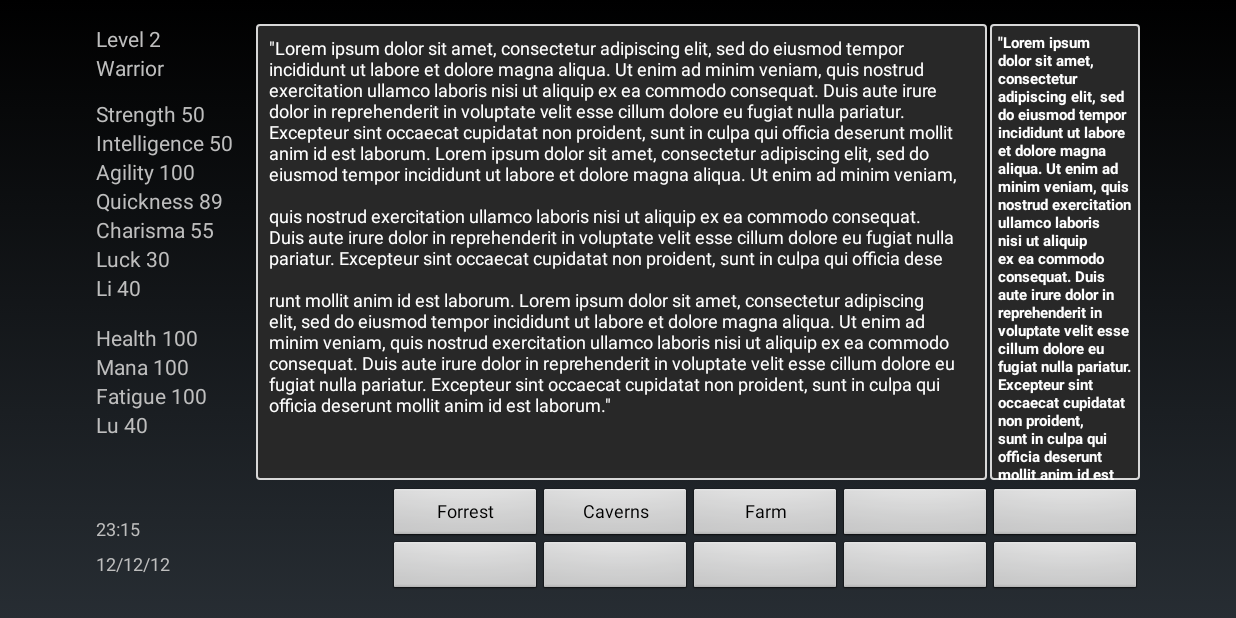
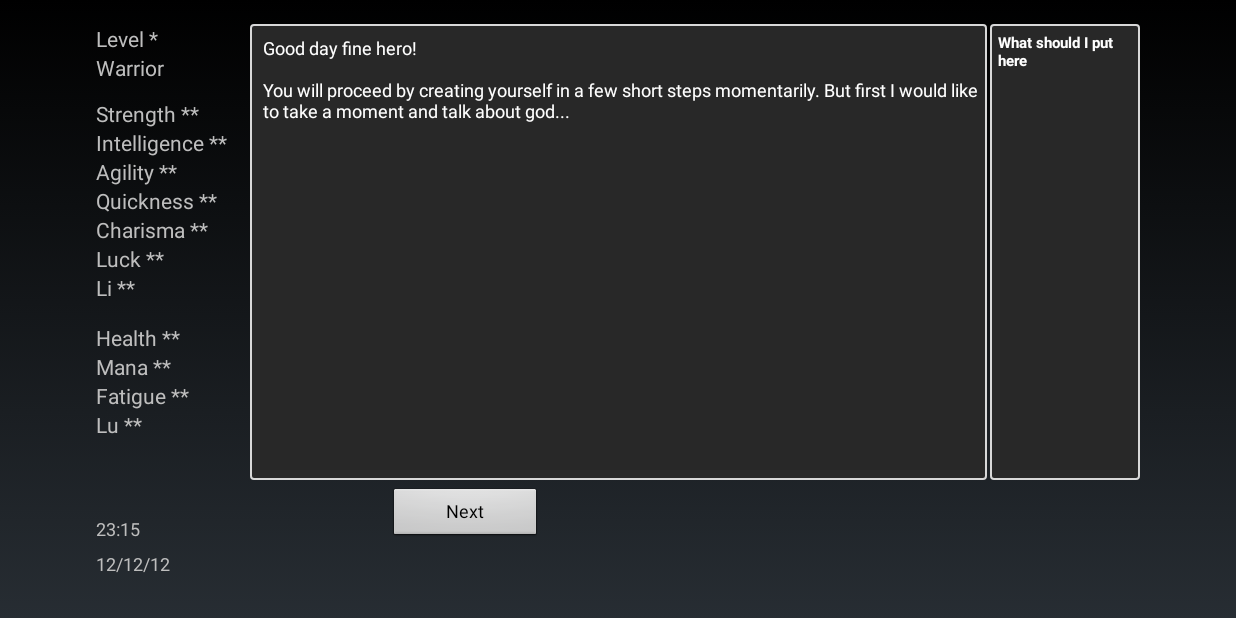
Before and after one commit to Moderbord/HuntForCoffee, an Android app: the screen it shows after launch (MainActivity), on a phone screen of 824 x 412 dp (held sideways). Run offline under Robolectric (Android 15) with nearby library versions, the phone set to English and light mode, and no system bars.

Commit message:
Added a bunch of system output to keep track of flow

```diff
--- /dev/null
+++ b/app/src/main/java/moderbord/huntforcoffee/CharCreation.java
@@ -0,0 +1,18 @@
+package moderbord.huntforcoffee;
+
+import android.content.Context;
+
+/**
+ * Created by Moderbord on 2015-12-06.
+ */
+public class CharCreation {
+
+    protected MainActivity main;
+
+    public CharCreation(Context context){
+        this.main = (MainActivity) context;
+    }
+
+
+
+}
--- a/app/src/main/java/moderbord/huntforcoffee/EventClass.java
+++ b/app/src/main/java/moderbord/huntforcoffee/EventClass.java
@@ -15,13 +15,13 @@ public class EventClass {
     }
 
     public void getForrest(){
-        System.out.println("FORREST from EventClass");
+        System.out.println("FORREST from EventClass here!");
         main.appendText("Welcome to the jungle!");
         main.appendText("We hope you brought lotion.");
         main.submitText();
 
         main.eventManager.toggleButtons(1);
-        main.button0.setText("lotion");
+        main.button0.setText("Lotion");
         main.eventManager.toggleButtons(2);
 
     }
--- a/app/src/main/java/moderbord/huntforcoffee/MainActivity.java
+++ b/app/src/main/java/moderbord/huntforcoffee/MainActivity.java
@@ -12,6 +12,7 @@ public class MainActivity extends Activity {
 
     public EventManager eventManager = new EventManager(this);
     public EventClass eventClass = new EventClass(this);
+    public CharCreation charCreation = new CharCreation(this);
 
 
     TextView mainTextWindow, subTextWindow, statStr, statInt, statAgi, statQui, statCha, statLuck, statLi, statHealth, statMana, statFatigue, statLu, statLvl, statClass, timeClock, timeDate;
@@ -60,6 +61,7 @@ public class MainActivity extends Activity {
 
     public void submitText(){
         mainTextWindow.setText(text);
+        text = "";
     }
 
     public void b0(View view){
--- a/app/src/main/res/layout/activity_main.xml
+++ b/app/src/main/res/layout/activity_main.xml
@@ -91,7 +91,8 @@
         android:minWidth="100sp"
         android:layout_above="@+id/b6"
         android:layout_toStartOf="@+id/b2"
-        android:onClick="b1"/>
+        android:onClick="b1"
+        android:visibility="invisible" />
 
     <Button
         style="?android:attr/buttonStyleSmall"
@@ -103,7 +104,8 @@
         android:minWidth="100sp"
         android:layout_above="@+id/b7"
         android:layout_toStartOf="@+id/b3"
-        android:onClick="b2"/>
+        android:onClick="b2"
+        android:visibility="invisible" />
 
     <Button
         style="?android:attr/buttonStyleSmall"
@@ -115,7 +117,8 @@
         android:minWidth="100sp"
         android:layout_above="@+id/b7"
         android:layout_toEndOf="@+id/b7"
-        android:onClick="b3" />
+        android:onClick="b3"
+        android:visibility="invisible" />
 
     <Button
         style="?android:attr/buttonStyleSmall"
@@ -127,7 +130,8 @@
         android:minWidth="100sp"
         android:layout_above="@+id/b9"
         android:layout_alignParentEnd="true"
-        android:onClick="b4" />
+        android:onClick="b4"
+        android:visibility="invisible" />
 
     <Button
         style="?android:attr/buttonStyleSmall"
@@ -139,7 +143,8 @@
         android:minWidth="100sp"
         android:layout_alignParentBottom="true"
         android:layout_toStartOf="@+id/b6"
-        android:onClick="b5" />
+        android:onClick="b5"
+        android:visibility="invisible" />
 
     <Button
         style="?android:attr/buttonStyleSmall"
@@ -151,7 +156,8 @@
         android:minWidth="100sp"
         android:layout_alignParentBottom="true"
         android:layout_toStartOf="@+id/b7"
-        android:onClick="b6" />
+        android:onClick="b6"
+        android:visibility="invisible" />
 
     <Button
         style="?android:attr/buttonStyleSmall"
@@ -163,7 +169,8 @@
         android:layout_alignParentBottom="true"
         android:layout_toStartOf="@+id/b8"
         android:minWidth="100sp"
-        android:onClick="b7" />
+        android:onClick="b7"
+        android:visibility="invisible" />
 
     <Button
         style="?android:attr/buttonStyleSmall"
@@ -175,7 +182,8 @@
         android:layout_alignParentBottom="true"
         android:layout_toStartOf="@+id/b9"
         android:minWidth="100sp"
-        android:onClick="b8" />
+        android:onClick="b8"
+        android:visibility="invisible" />
 
     <Button
         style="?android:attr/buttonStyleSmall"
@@ -187,7 +195,8 @@
         android:layout_alignParentBottom="true"
         android:layout_alignParentEnd="true"
         android:minWidth="100sp"
-        android:onClick="b9" />
+        android:onClick="b9"
+        android:visibility="invisible" />
 
     <TextView
         android:layout_width="wrap_content"
--- a/app/src/main/res/values/strings.xml
+++ b/app/src/main/res/values/strings.xml
@@ -1,9 +1,9 @@
 <resources>
     <string name="app_name">HuntForCoffee</string>
     <string name="action_settings">Settings</string>
-    <string name="b0_string">Forrest</string>
-    <string name="b1_string">Caverns</string>
-    <string name="b2_string">Farm</string>
+    <string name="b0_string">Next</string>
+    <string name="b1_string"></string>
+    <string name="b2_string"></string>
     <string name="b3_string"></string>
     <string name="b4_string"></string>
     <string name="b5_string"></string>
@@ -11,20 +11,19 @@
     <string name="b7_string"></string>
     <string name="b8_string"></string>
     <string name="b9_string"></string>
-    <string name="statStr_string">Strength 50</string>
-    <string name="statInt_string">Intelligence 50</string>
-    <string name="statAgi_string">Agility 100</string>
-    <string name="statQui">Quickness 89</string>
-    <string name="statCha">Charisma 55</string>
-    <string name="statLuck_string">Luck 30</string>
-    <string name="statLi_string">Li 40</string>
-    <string name="statHealth_string">Health 100</string>
-    <string name="statMana_string">Mana 100</string>
-    <string name="statFatigue_string">Fatigue 100</string>
-    <string name="statLu_string">Lu 40</string>
-    <string name="statLvl_string">Level 2</string>
-    <string name="timeDate_string">Time - Date</string>
+    <string name="statStr_string">Strength **</string>
+    <string name="statInt_string">Intelligence **</string>
+    <string name="statAgi_string">Agility **</string>
+    <string name="statQui">Quickness **</string>
+    <string name="statCha">Charisma **</string>
+    <string name="statLuck_string">Luck **</string>
+    <string name="statLi_string">Li **</string>
+    <string name="statHealth_string">Health **</string>
+    <string name="statMana_string">Mana **</string>
+    <string name="statFatigue_string">Fatigue **</string>
+    <string name="statLu_string">Lu **</string>
+    <string name="statLvl_string">Level *</string>
     <string name="statClass_string">Warrior</string>
-    <string name="mainText_string">\"Lorem ipsum dolor sit amet, consectetur adipiscing elit, sed do eiusmod tempor incididunt ut labore et dolore magna aliqua. Ut enim ad minim veniam, quis nostrud exercitation ullamco laboris nisi ut aliquip ex ea commodo consequat. Duis aute irure dolor in reprehenderit in voluptate velit esse cillum dolore eu fugiat nulla pariatur. Excepteur sint occaecat cupidatat non proident, sunt in culpa qui officia deserunt mollit anim id est laborum. Lorem ipsum dolor sit amet, consectetur adipiscing elit, sed do eiusmod tempor incididunt ut labore et dolore magna aliqua. Ut enim ad minim veniam, \n\nquis nostrud exercitation ullamco laboris nisi ut aliquip ex ea commodo consequat. Duis aute irure dolor in reprehenderit in voluptate velit esse cillum dolore eu fugiat nulla pariatur. Excepteur sint occaecat cupidatat non proident, sunt in culpa qui officia dese\n\nrunt mollit anim id est laborum. Lorem ipsum dolor sit amet, consectetur adipiscing elit, sed do eiusmod tempor incididunt ut labore et dolore magna aliqua. Ut enim ad minim veniam, quis nostrud exercitation ullamco laboris nisi ut aliquip ex ea commodo consequat. Duis aute irure dolor in reprehenderit in voluptate velit esse cillum dolore eu fugiat nulla pariatur. Excepteur sint occaecat cupidatat non proident, sunt in culpa qui officia deserunt mollit anim id est laborum.\"</string>
-    <string name="subText_string">\"Lorem ipsum dolor sit amet, consectetur adipiscing elit, sed do eiusmod tempor incididunt ut labore et dolore magna aliqua. Ut enim ad minim veniam, quis nostrud exercitation ullamco laboris nisi ut aliquip ex ea commodo consequat. Duis aute irure dolor in reprehenderit in voluptate velit esse cillum dolore eu fugiat nulla pariatur. Excepteur sint occaecat cupidatat non proident, sunt in culpa qui officia deserunt mollit anim id est laborum.\n\nLorem ipsum dolor sit amet, consectetur adipiscing elit, sed do eiusmod tempor incididunt ut labore et dolore magna aliqua. Ut enim ad minim veniam, quis nostrud exercitation ullamco laboris nisi ut aliquip ex ea commodo consequat. Duis aute irure dolor in reprehenderit in voluptate velit esse cillum dolore eu fugiat nulla pariatur. Excepteur sint occaecat cupidatat non proident, sunt in culpa qui officia deserunt mollit anim id est laborum.\"</string>
+    <string name="mainText_string">Good day fine hero!\n\nYou will proceed by creating yourself in a few short steps momentarily. But first I would like to take a moment and talk about god...</string>
+    <string name="subText_string">What should I put here</string>
 </resources>
```
Also changed, not shown: app/src/main/java/moderbord/huntforcoffee/EventManager.java (+28 -7 lines).
